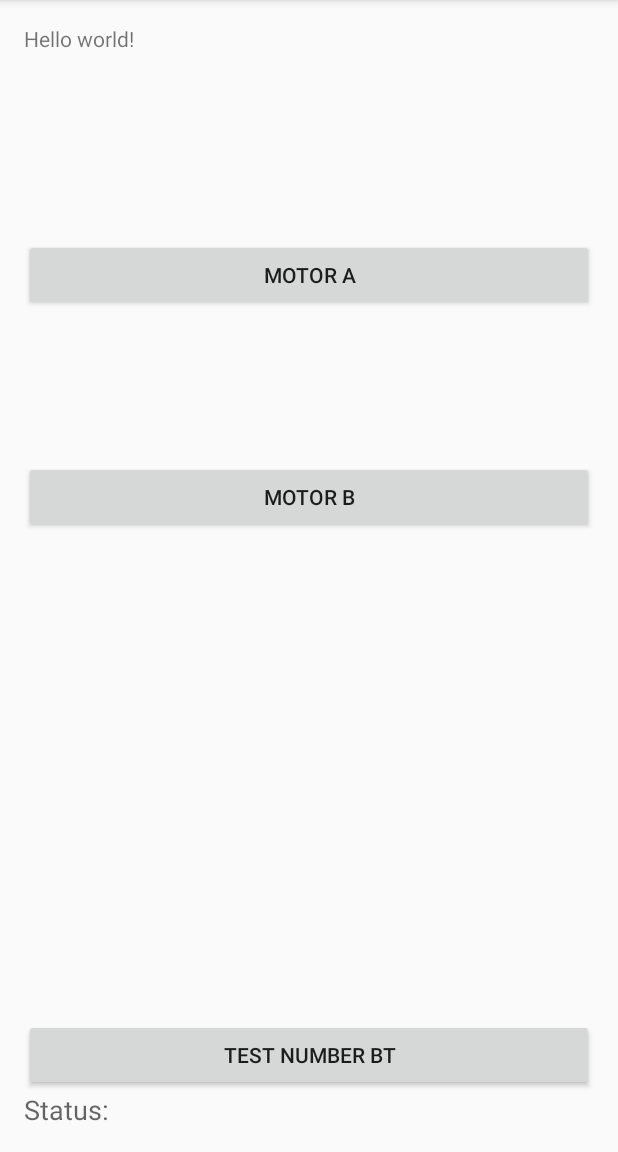
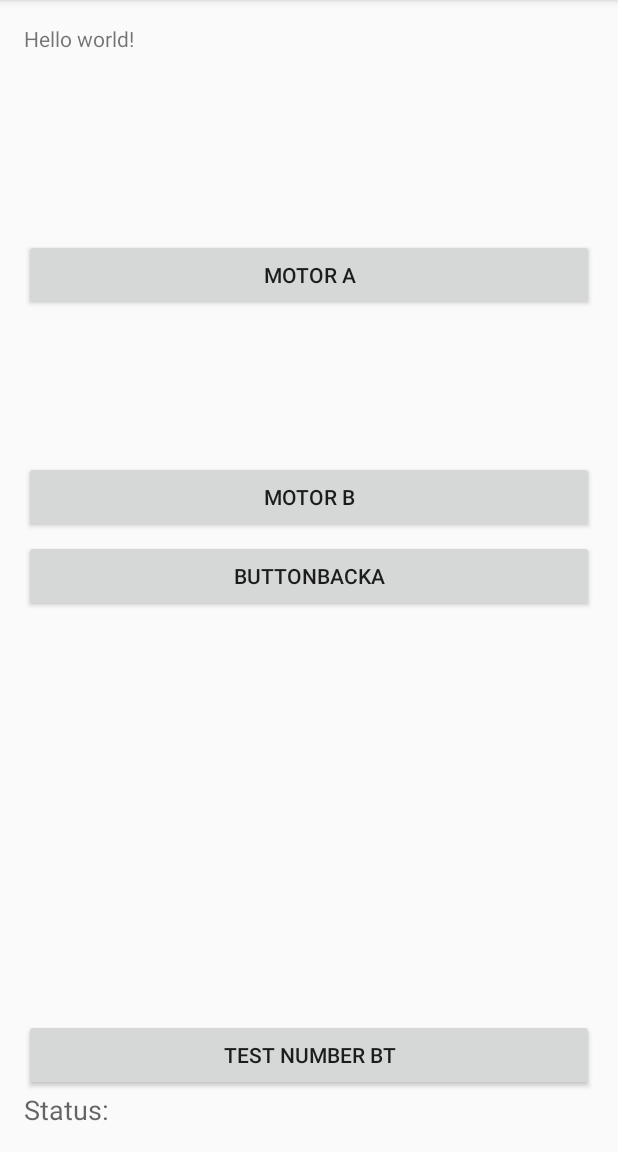
Before and after one commit to adrobnych/ev3microscope, an Android app: the screen it shows after launch (MainActivity), on a phone screen of 412 x 824 dp, the part 84-1236 px from its top. Run offline under Robolectric (Android 15) with nearby library versions, the phone set to English and light mode, and no system bars.

```diff
--- a/app/src/main/res/layout/activity_main.xml
+++ b/app/src/main/res/layout/activity_main.xml
@@ -58,4 +58,15 @@
         android:layout_alignParentLeft="true"
         android:layout_alignParentStart="true" />
 
+    <Button
+        android:layout_width="wrap_content"
+        android:layout_height="wrap_content"
+        android:text="buttonBackA"
+        android:id="@+id/buttonMBackA"
+        android:layout_centerVertical="true"
+        android:layout_alignParentLeft="true"
+        android:layout_alignParentStart="true"
+        android:layout_alignParentRight="true"
+        android:layout_alignParentEnd="true" />
+
 </RelativeLayout>
```
Also changed, not shown: app/src/main/java/com/example/ev3reader/MainActivity.java (+18 -0 lines), 25 other files.
